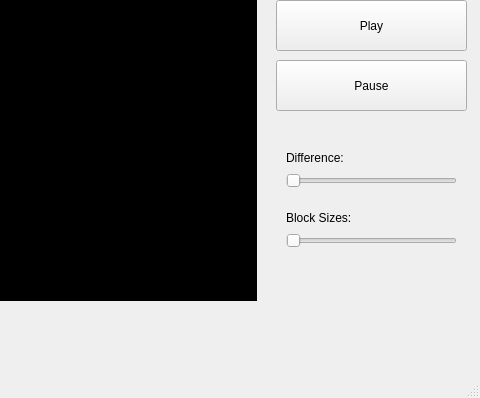
Above: mainwindow.ui from nauhc/CellGUI before the change; both pictures show x 774 to 1254 and y 107 to 505 of the 1254 by 505 pixel window. Below: the same form after it.
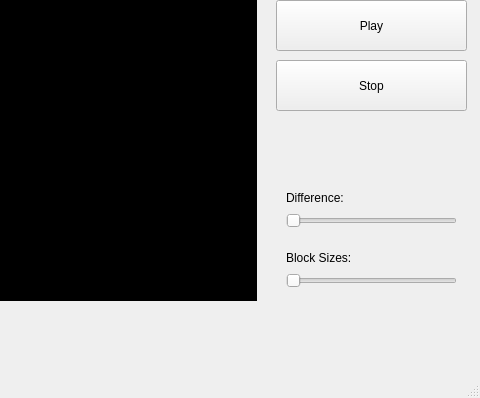
That is the form after the change.

The edit to the form file:
```diff
--- a/mainwindow.ui
+++ b/mainwindow.ui
@@ -85,14 +85,14 @@
      </rect>
     </property>
     <property name="text">
-     <string>Pause</string>
+     <string>Stop</string>
     </property>
    </widget>
    <widget class="QSlider" name="adaptThreshSlider">
     <property name="geometry">
      <rect>
       <x>1060</x>
-      <y>260</y>
+      <y>300</y>
       <width>171</width>
       <height>22</height>
      </rect>
@@ -108,7 +108,7 @@
     <property name="geometry">
      <rect>
       <x>1060</x>
-      <y>320</y>
+      <y>360</y>
       <width>171</width>
       <height>22</height>
      </rect>
@@ -121,7 +121,7 @@
     <property name="geometry">
      <rect>
       <x>1060</x>
-      <y>240</y>
+      <y>280</y>
       <width>81</width>
       <height>16</height>
      </rect>
@@ -134,7 +134,7 @@
     <property name="geometry">
      <rect>
       <x>1060</x>
-      <y>300</y>
+      <y>340</y>
       <width>81</width>
       <height>16</height>
      </rect>
```
Left out of the diff: 2 changed lines with no effect on the pictures.
